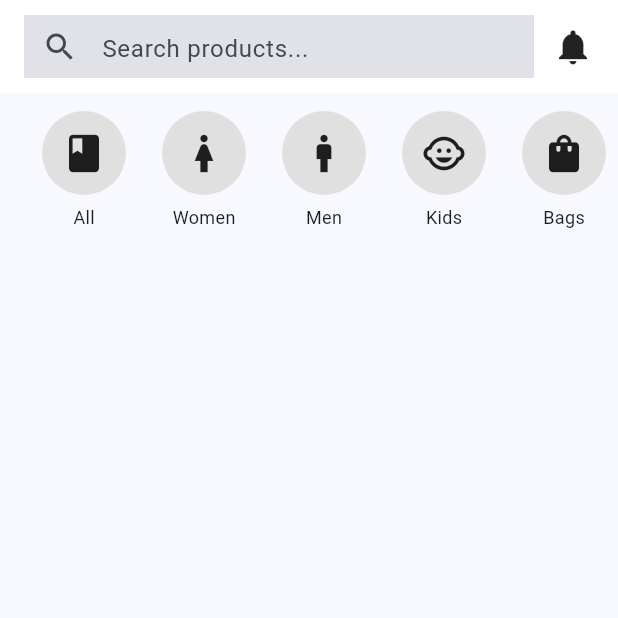
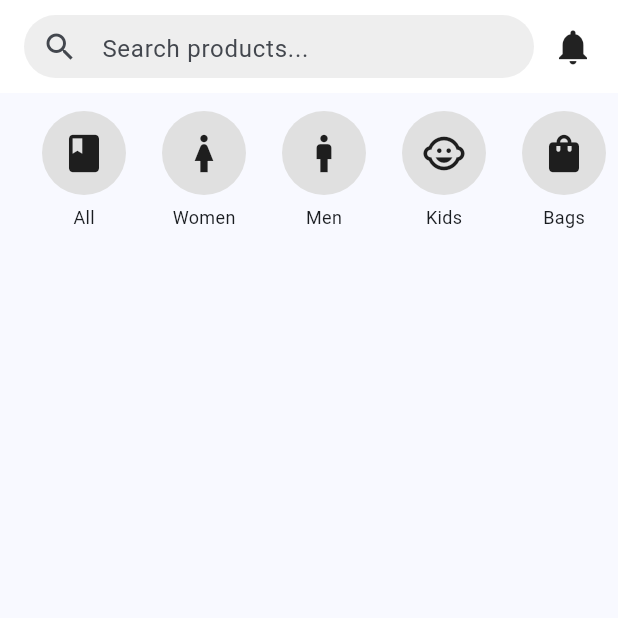
Before and after one commit to Ha-Mim123/final-project-section-02-P004, a Flutter app: the screen it shows once a user with an empty profile is signed in, on a phone screen of 412 x 824 dp, the top half of it. Run offline on Flutter 3.47's test engine with Material 3 defaults, Android fonts, the phone set to English and light mode, and no system bars; our stand-ins replace cloud_firestore, firebase_auth, firebase_core; accounts and stored records are empty.

Commit message:
final code

```diff
--- a/lib/main.dart
+++ b/lib/main.dart
@@ -1,18 +1,20 @@
 import 'package:e_commerce_mini_shopping_cart/providers/cart_provider.dart';
 import 'package:e_commerce_mini_shopping_cart/providers/orders_provider.dart';
 import 'package:e_commerce_mini_shopping_cart/providers/products_provider.dart';
+import 'package:e_commerce_mini_shopping_cart/providers/auth_provider.dart';
 import 'package:e_commerce_mini_shopping_cart/screens/login_screen.dart';
 import 'package:e_commerce_mini_shopping_cart/screens/main_navigation_screen.dart';
 import 'package:firebase_auth/firebase_auth.dart' as fb_auth;
 import 'package:flutter/material.dart';
 import 'package:firebase_core/firebase_core.dart';
 import 'firebase_options.dart';
-
 import 'package:provider/provider.dart';
 
 void main() async {
   WidgetsFlutterBinding.ensureInitialized();
-  await Firebase.initializeApp(options: DefaultFirebaseOptions.currentPlatform);
+  await Firebase.initializeApp(
+    options: DefaultFirebaseOptions.currentPlatform,
+  );
   runApp(const MyApp());
 }
 
@@ -23,16 +25,14 @@ class MyApp extends StatelessWidget {
   Widget build(BuildContext context) {
     return MultiProvider(
       providers: [
-        ChangeNotifierProvider<ProductsProvider>(
-          create: (_) => ProductsProvider(),
-        ),
+        ChangeNotifierProvider<AuthProvider>(create: (_) => AuthProvider()),
+        ChangeNotifierProvider<ProductsProvider>(create: (_) => ProductsProvider()),
+        ChangeNotifierProvider<CartProvider>(create: (_) => CartProvider(null, [])),
 
-        ChangeNotifierProvider<CartProvider>(
-          create: (_) => CartProvider(null, []),
-        ),
-
-        ChangeNotifierProvider<OrdersProvider>(
+        ChangeNotifierProxyProvider<AuthProvider, OrdersProvider>(
           create: (_) => OrdersProvider(null, []),
+          update: (context, auth, previousOrders) =>
+              OrdersProvider(auth, previousOrders?.orders ?? []),
         ),
       ],
       child: MaterialApp(
@@ -44,16 +44,6 @@ class MyApp extends StatelessWidget {
             brightness: Brightness.light,
           ),
           useMaterial3: true,
-          cardTheme: CardThemeData(
-            elevation: 2,
-            shape: RoundedRectangleBorder(
-              borderRadius: BorderRadius.circular(12),
-            ),
-          ),
-          inputDecorationTheme: InputDecorationTheme(
-            border: OutlineInputBorder(borderRadius: BorderRadius.circular(12)),
-            filled: true,
-          ),
         ),
         home: const AuthWrapper(),
         routes: {
@@ -65,7 +55,6 @@ class MyApp extends StatelessWidget {
   }
 }
 
-/// ✅ AUTH WRAPPER (REAL FIREBASE AUTH BASED)
 class AuthWrapper extends StatelessWidget {
   const AuthWrapper({super.key});
 
@@ -74,19 +63,10 @@ class AuthWrapper extends StatelessWidget {
     return StreamBuilder<fb_auth.User?>(
       stream: fb_auth.FirebaseAuth.instance.authStateChanges(),
       builder: (context, snapshot) {
-        // ✅ Loading State
         if (snapshot.connectionState == ConnectionState.waiting) {
-          return const Scaffold(
-            body: Center(child: CircularProgressIndicator()),
-          );
+          return const Scaffold(body: Center(child: CircularProgressIndicator()));
         }
-
-        // ✅ User Logged In
-        if (snapshot.hasData) {
-          return const MainNavigationScreen();
-        }
-
-        // ✅ User Logged Out
+        if (snapshot.hasData) return const MainNavigationScreen();
         return const LoginScreen();
       },
     );
--- a/lib/screens/main_navigation_screen.dart
+++ b/lib/screens/main_navigation_screen.dart
@@ -6,7 +6,7 @@ import 'package:provider/provider.dart';
 import 'products_list_screen.dart';
 import 'cart_screen.dart';
 import 'order_history_screen.dart';
-import 'profile_screen.dart'; // ✅ তোমার profile_screen.dart থাকলে
+import 'profile_screen.dart';
 
 class MainNavigationScreen extends StatefulWidget {
   const MainNavigationScreen({super.key});
@@ -100,7 +100,7 @@ class _MainNavigationScreenState extends State<MainNavigationScreen> {
                   _Category(
                     icon: Icons.spa,
                     label: AppConstants.categories[4],
-                    onTap: () => productsProvider?.fetchProducts(
+                    onTap: () => productsProvider.fetchProducts(
                       category: AppConstants.categories[4],
                     ),
                   ),
```
